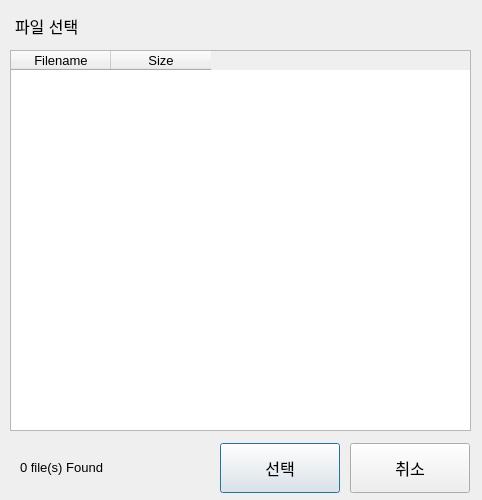
The window that fileselect.ui (topgun630831/new_tmsview_git) describes before a commit, drawn with Qt 5.
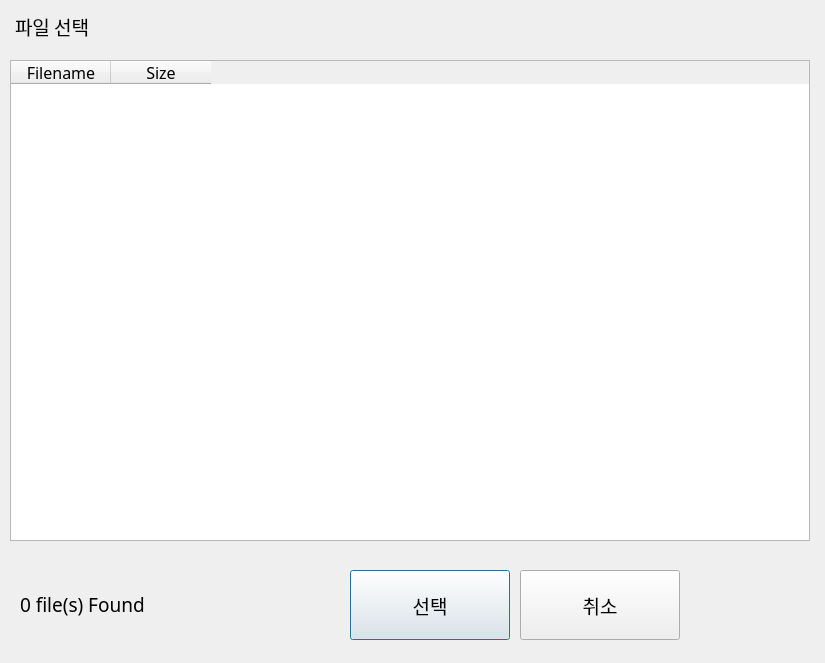
The same window after the commit.

Patch:
```diff
--- a/fileselect.ui
+++ b/fileselect.ui
@@ -6,13 +6,14 @@
    <rect>
     <x>0</x>
     <y>0</y>
-    <width>482</width>
-    <height>500</height>
+    <width>825</width>
+    <height>663</height>
    </rect>
   </property>
   <property name="font">
    <font>
-    <pointsize>10</pointsize>
+    <family>나눔고딕코딩</family>
+    <pointsize>14</pointsize>
    </font>
   </property>
   <property name="windowTitle">
@@ -22,9 +23,9 @@
    <property name="geometry">
     <rect>
      <x>20</x>
-     <y>447</y>
-     <width>191</width>
-     <height>40</height>
+     <y>574</y>
+     <width>321</width>
+     <height>61</height>
     </rect>
    </property>
    <property name="text">
@@ -34,15 +35,15 @@
   <widget class="QPushButton" name="ok">
    <property name="geometry">
     <rect>
-     <x>220</x>
-     <y>443</y>
-     <width>120</width>
-     <height>50</height>
+     <x>350</x>
+     <y>570</y>
+     <width>160</width>
+     <height>70</height>
     </rect>
    </property>
    <property name="font">
     <font>
-     <pointsize>12</pointsize>
+     <pointsize>14</pointsize>
     </font>
    </property>
    <property name="text">
@@ -52,15 +53,15 @@
   <widget class="QPushButton" name="cancel">
    <property name="geometry">
     <rect>
-     <x>350</x>
-     <y>443</y>
-     <width>120</width>
-     <height>50</height>
+     <x>520</x>
+     <y>570</y>
+     <width>160</width>
+     <height>70</height>
     </rect>
    </property>
    <property name="font">
     <font>
-     <pointsize>12</pointsize>
+     <pointsize>14</pointsize>
     </font>
    </property>
    <property name="text">
@@ -71,9 +72,9 @@
    <property name="geometry">
     <rect>
      <x>10</x>
-     <y>50</y>
-     <width>461</width>
-     <height>381</height>
+     <y>60</y>
+     <width>800</width>
+     <height>481</height>
     </rect>
    </property>
    <property name="font">
@@ -96,7 +97,7 @@
     </property>
     <property name="font">
      <font>
-      <pointsize>10</pointsize>
+      <pointsize>12</pointsize>
      </font>
     </property>
    </column>
@@ -106,7 +107,7 @@
     </property>
     <property name="font">
      <font>
-      <pointsize>10</pointsize>
+      <pointsize>12</pointsize>
      </font>
     </property>
    </column>
@@ -122,7 +123,7 @@
    </property>
    <property name="font">
     <font>
-     <pointsize>12</pointsize>
+     <pointsize>14</pointsize>
     </font>
    </property>
    <property name="text">
```
